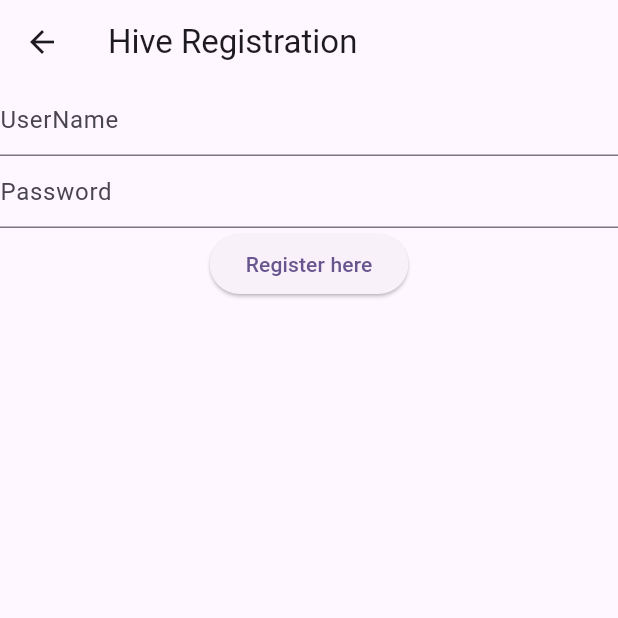
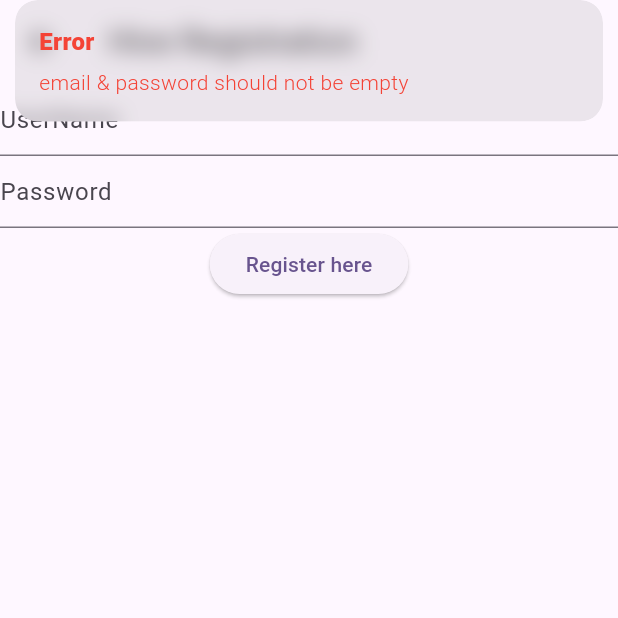
Before and after one commit to DIVYAKV15/hive_Example, a Flutter app: the Registration screen opened directly, after a tap on "Register here", on a phone screen of 412 x 824 dp, the top half of it. Run offline on Flutter 3.47's test engine with Material 3 defaults, Android fonts, the phone set to English and light mode, and no system bars; our stand-ins replace email_validator, get, hive, hive_flutter; accounts and stored records are empty.

Commit message:
Hive Commit

```diff
--- a/lib/hive2/database/hiveDb.dart
+++ b/lib/hive2/database/hiveDb.dart
@@ -1,3 +1,6 @@
+import 'package:hive/hive.dart';
+import 'package:hive_example/hive2/model/user_model.dart';
+
 class HiveDb {
   //singleton class
   HiveDb._internal(); //private name constructor
@@ -5,6 +8,22 @@ class HiveDb {
   //factory constructor to access the instance
   factory HiveDb() {
     return instance;
+  }
+//// opening box like create a new table in sql
+// // it’s very important step
+// var box = await Hive.openBox(‘hive’);
+  Future<List<User>> getUser() async {
+    final db = await Hive.openBox<User>('userData');
+    return db.values.toList();
+//getUser is to get all the login details from db so we can verify whether that user details is already there in db or not
+// as we are returning to list so we are converting  into .to.list()
+// <user> is the one we created in the model as type adapter
+    //hive is to store key values in db so to get as list we have to give .toList
+  }
+
+  addUser(User newUser) async{
+    final db = await Hive.openBox<User>('userData');
+    db.put(newUser.id, newUser);
   }
 }
 //it a db class
--- a/lib/hive2/model/user_model.dart
+++ b/lib/hive2/model/user_model.dart
@@ -1,9 +1,12 @@
 import 'package:hive_flutter/hive_flutter.dart';
 part 'user_model.g.dart';//have to give this dart file name and g is to generated to create the TypeAdapter
+//part is very important to define to let the build runner do his work
+//// HiveType annotation for generate the type adapter
 
 @HiveType(typeId: 0)//Annoted with TypeId and it should be different for each type
 class User
 {
+  // Annotate all fields which should be stored with HiveField
   @HiveField(0)//this is for field
   final String email;
   @HiveField(1)// The field numbers help identify the fields when the class has been converted to binary to save in Hive
--- a/lib/hive2/view/registration.dart
+++ b/lib/hive2/view/registration.dart
@@ -1,38 +1,168 @@
+import 'package:email_validator/email_validator.dart';
 import 'package:flutter/material.dart';
+import 'package:get/get.dart';
+
+import 'package:hive_example/hive2/model/user_model.dart';
+import 'package:hive_example/hive2/view/login_Page.dart';
+import 'package:hive_flutter/adapters.dart';
+
+//import 'package:path_provider/path_provider.dart' as path_provider;
 
 import '../database/hiveDb.dart';
-// void main()
-// {
-//   runApp(const MaterialApp(home:Registration()));
+
+// void main()async{
+//   WidgetsFlutterBinding.ensureInitialized();
+//   final dbDir=await path_provider.getApplicationCacheDirectory();
+//   await Hive.initFlutter(dbDir.path);
+//   Hive.registerAdapter(UserAdapter());
+//   await Hive.openBox<User>('userData');
+//   runApp(GetMaterialApp(home: Registration(),));
+//
 // }
 
 class Registration extends StatelessWidget {
-  const Registration({super.key});
-
+  //Registration({super.key});
+  final email_cntrl = TextEditingController();
+  final pwd_cntrl = TextEditingController();
   @override
   Widget build(BuildContext context) {
-    final email_cntrl=TextEditingController();
-    final pwd_cntrl=TextEditingController();
     return Scaffold(
-      appBar: AppBar(title: const Text("Hive Registration"),),
+      appBar: AppBar(
+        title: const Text("Hive Registration"),
+      ),
       body: Column(
         children: [
-           TextField(controller: email_cntrl,
+          TextField(
+              controller: email_cntrl,
               decoration: const InputDecoration(hintText: "UserName")),
-           TextField(controller: pwd_cntrl,
+          TextField(
+              controller: pwd_cntrl,
               decoration: const InputDecoration(hintText: "Password")),
-           ElevatedButton(onPressed: ()async{
-
-           final registered_users_list=await HiveDb.instance.getUser();
-
-             },//to check whether already the users are there or not in db
+          ElevatedButton(
+              onPressed: () async {
+//to check whether already the users are there or not in db
                 //for checking that we are using get to take all the users from hive db
                 //only one object means its instance
                 //if we can create more objects then its objects
                 //for db we create only one object to become secured
+                final regUserlist = await HiveDb.instance.getUser();
+                validate_signup(regUserlist);
+              },
               child: const Text("Register here"))
         ],
       ),
     );
   }
+  void validate_signup(List<User> regUserlist)async{
+    final eemail=email_cntrl.text.trim();
+    final epwd=pwd_cntrl.text.trim();
+    bool userFound=false;
+    final validateEmail=EmailValidator.validate(eemail);
+
+    if(eemail!=''&&epwd!=''){//to check empty
+      if(validateEmail==true){
+        await Future.forEach(regUserlist, (user) {//to get each user from regUserList
+          if(user.email==eemail){  // to check email already existing
+            userFound=true;
           }
+          else{
+            userFound=false;
+          }
+        });
+        if(userFound==true){
+          Get.snackbar("error", "User already exist",colorText: Colors.red);
+        }
+        else{
+          //to check password
+          final validatePassword=check_pwd(epwd);
+          if(validatePassword==true){
+            final newuser=User(email: eemail, password: epwd);
+            await HiveDb.instance.addUser(newuser);
+            Get.snackbar("Success", "Registration success",colorText: Colors.green);
+            Get.to(HiveLoginPage());
+          }
+        }
+      }
+      else{
+        Get.snackbar("Error", "enter a valid email");
+      }
+    }
+    else{
+      Get.snackbar("Error", "email & password should not be empty",colorText: Colors.red);
+    }
+  }
+
+  bool check_pwd(String epwd) {
+    if(epwd.length<6){Get.snackbar("Error","password length should>=6");
+    return false;}
+    else return true;
+  }
+
+
+//   void validateRegistration(List<User> registeredUsersList) async {
+//     final enteredEmail = email_cntrl.text.trim();
+//     final enteredPwd = pwd_cntrl.text.trim();
+//     // bool userFound = false;
+//     final validateEmail = EmailValidator.validate(enteredEmail);
+//     if (enteredEmail != '' && enteredPwd != '') //to check empty
+//     {
+//       if (validateEmail == true)
+// //to validate email
+//       {
+//         await Future.forEach(registeredUsersList, (user) async {
+//           //to get each user from registeredUsersList
+//           if (user.email == enteredEmail) //to check already existing user
+//           {
+//             Get.snackbar("Error", "User Already Existing",
+//                 colorText: Colors.red);
+//           } else
+// //to validate password
+//           {
+//             final validatePwd = check_password(enteredPwd);
+//             if (validatePwd == true) {
+//               final newUser = User(email: enteredEmail, password: enteredPwd);
+//               await HiveDb.instance.addUser(newUser);
+//               Get.to(HiveLoginPage());
+//               Get.snackbar("Registered", "successful registration",
+//                   colorText: Colors.green);
+//             }
+//           }
+//           // userFound = true;
+//           // } else {
+//           //   userFound = false;
+//           // }
+//         });
+//         // if (userFound = true) {
+//         //   Get.snackbar("Error", "User Already Existing", colorText: Colors.red);
+// //          } else
+// // //to validate password
+// //         {
+// //           final validatePwd = check_password(enteredPwd);
+// //
+// //           if (validatePwd == true) {
+// //             final newUser = User(email: enteredEmail, password: enteredPwd);
+// //             await HiveDb.instance.addUser(newUser);
+// //             Get.to(HiveLoginPage());
+// //             Get.snackbar("Registered", "successful registration",
+// //                 colorText: Colors.green);
+// //           }
+// //         }
+//       } else {
+//         Get.snackbar("Error", "Enter a valid email", colorText: Colors.red);
+//       }
+//     } else {
+//       Get.snackbar("Error", "fields must not be empty", colorText: Colors.red);
+//       //to get a simple snack bar we can get external plugins in pubspec yaml
+//       //and use Get.snack bar
+//     }
+//   }
+//
+//   bool check_password(String epwd) {
+//     if (epwd.length < 6) {
+//       Get.snackbar('Error', 'password should not be less than 6');
+//       return false;
+//     } else {
+//       return true;
+//     }
+//   }
+}
--- a/pubspec.yaml
+++ b/pubspec.yaml
@@ -38,6 +38,8 @@ dependencies:
   cupertino_icons: ^1.0.2
   hive: ^2.2.3
   hive_flutter: ^1.1.0
+  email_validator: ^2.1.17
+  get: ^4.6.6
 
 dev_dependencies:
   flutter_test:
```
Also changed, not shown: lib/hive2/view/login_Page.dart (+154 -0 lines), lib/hive2/view/sign_Up_Page.dart (+10 -0 lines), pubspec.lock. Lines whose indentation alone changed are shown as unchanged.
